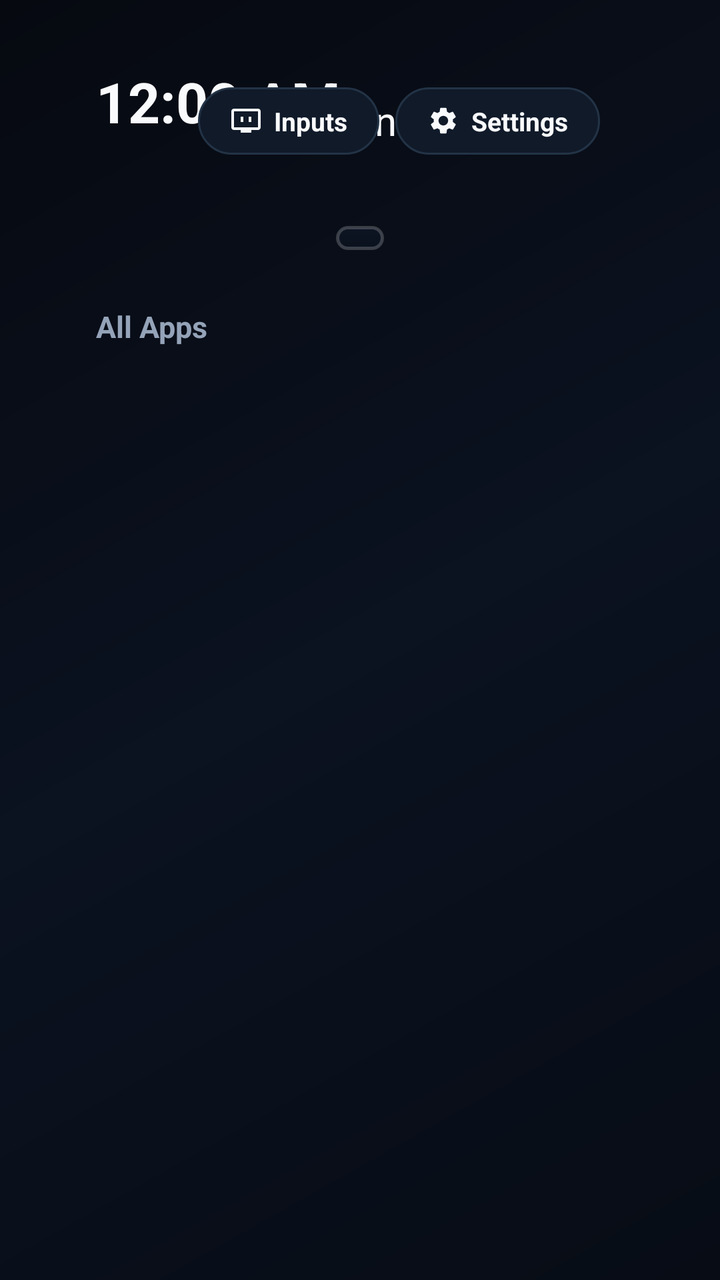
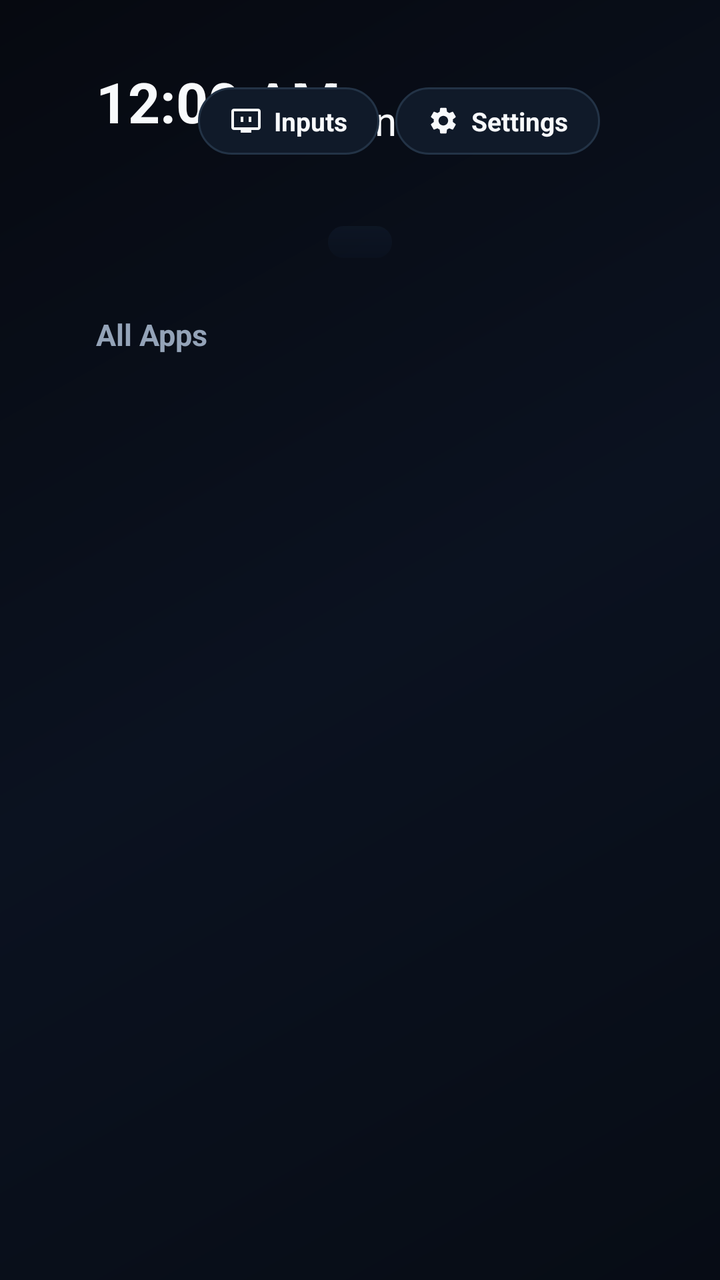

An Android layout rendered at two revisions. The XML below is the earlier revision; the diff shows what the commit changed to produce the second picture.
<!-- AndroidManifest.xml: application theme Theme.DLaunch -->
<!-- res/layout/activity_dlaunch.xml -->
<?xml version="1.0" encoding="utf-8"?>
<FrameLayout xmlns:android="http://schemas.android.com/apk/res/android"
    android:layout_width="match_parent"
    android:layout_height="match_parent">

    
    <ImageView
        android:id="@+id/wallpaper_view"
        android:layout_width="match_parent"
        android:layout_height="match_parent"
        android:scaleType="centerCrop"
        android:contentDescription="@null"
        android:visibility="gone" />

    
    <View
        android:id="@+id/wallpaper_dim_overlay"
        android:layout_width="match_parent"
        android:layout_height="match_parent"
        android:background="#73000000"
        android:visibility="gone" />

    <LinearLayout
        android:id="@+id/root_layout"
        android:layout_width="match_parent"
        android:layout_height="match_parent"
        android:orientation="vertical"
        android:background="@drawable/bg_screen"
        android:paddingLeft="48dp"
        android:paddingRight="48dp"
        android:paddingTop="32dp"
        android:paddingBottom="24dp"
        android:clipToPadding="false"
        android:clipChildren="false">

    
    <RelativeLayout
        android:id="@+id/header_bar"
        android:layout_width="match_parent"
        android:layout_height="wrap_content"
        android:clipChildren="false"
        android:clipToPadding="false"
        android:layout_marginBottom="24dp">

        
        <LinearLayout
            android:layout_width="wrap_content"
            android:layout_height="wrap_content"
            android:layout_alignParentStart="true"
            android:layout_centerVertical="true"
            android:orientation="vertical">

            <TextClock
                android:id="@+id/clock_view"
                android:layout_width="wrap_content"
                android:layout_height="wrap_content"
                android:format12Hour="h:mm a"
                android:format24Hour="HH:mm"
                android:textColor="@color/text_primary"
                android:textSize="28sp"
                android:textStyle="bold" />

            <TextView
                android:id="@+id/date_view"
                android:layout_width="wrap_content"
                android:layout_height="wrap_content"
                android:layout_marginTop="2dp"
                android:textColor="@color/text_secondary"
                android:textSize="13sp" />
        </LinearLayout>

        
        <LinearLayout
            android:layout_width="wrap_content"
            android:layout_height="wrap_content"
            android:layout_centerInParent="true"
            android:gravity="center"
            android:orientation="horizontal">

            <TextView
                android:id="@+id/brand_letter"
                android:layout_width="wrap_content"
                android:layout_height="wrap_content"
                android:text="D"
                android:textColor="@color/card_border_focused"
                android:textSize="22sp"
                android:textStyle="bold" />

            <TextView
                android:layout_width="wrap_content"
                android:layout_height="wrap_content"
                android:text="Launch"
                android:textColor="@color/text_primary"
                android:textSize="20sp"
                android:textStyle="normal" />
        </LinearLayout>

        
        <LinearLayout
            android:id="@+id/header_buttons_container"
            android:layout_width="wrap_content"
            android:layout_height="wrap_content"
            android:layout_alignParentEnd="true"
            android:layout_centerVertical="true"
            android:orientation="horizontal"
            android:clipChildren="false"
            android:clipToPadding="false"
            android:paddingStart="8dp"
            android:paddingTop="6dp"
            android:paddingEnd="8dp"
            android:paddingBottom="6dp">

            
            <LinearLayout
                android:id="@+id/btn_inputs"
                android:layout_width="wrap_content"
                android:layout_height="wrap_content"
                android:layout_margin="4dp"
                android:background="@drawable/bg_pill_selector"
                android:clickable="true"
                android:focusable="true"
                android:gravity="center"
                android:orientation="horizontal"
                android:clipChildren="false"
                android:clipToPadding="false"
                android:paddingStart="16dp"
                android:paddingTop="8dp"
                android:paddingEnd="16dp"
                android:paddingBottom="8dp">

                <ImageView
                    android:layout_width="16dp"
                    android:layout_height="16dp"
                    android:layout_marginEnd="6dp"
                    android:src="@drawable/ic_inputs" />

                <TextView
                    android:layout_width="wrap_content"
                    android:layout_height="wrap_content"
                    android:text="@string/btn_inputs"
                    android:textColor="@color/text_primary"
                    android:textSize="13sp"
                    android:textStyle="bold" />
            </LinearLayout>

            
            <LinearLayout
                android:id="@+id/btn_settings"
                android:layout_width="wrap_content"
                android:layout_height="wrap_content"
                android:layout_margin="4dp"
                android:background="@drawable/bg_pill_selector"
                android:clickable="true"
                android:focusable="true"
                android:gravity="center"
                android:orientation="horizontal"
                android:clipChildren="false"
                android:clipToPadding="false"
                android:paddingStart="16dp"
                android:paddingTop="8dp"
                android:paddingEnd="16dp"
                android:paddingBottom="8dp">

                <ImageView
                    android:layout_width="16dp"
                    android:layout_height="16dp"
                    android:layout_marginEnd="6dp"
                    android:src="@drawable/ic_settings" />

                <TextView
                    android:layout_width="wrap_content"
                    android:layout_height="wrap_content"
                    android:text="@string/btn_settings"
                    android:textColor="@color/text_primary"
                    android:textSize="13sp"
                    android:textStyle="bold" />
            </LinearLayout>
        </LinearLayout>
    </RelativeLayout>

    
    <ScrollView
        android:id="@+id/main_scroll"
        android:layout_width="match_parent"
        android:layout_height="match_parent"
        android:fillViewport="true"
        android:scrollbars="none"
        android:clipChildren="false"
        android:clipToPadding="false">

        <LinearLayout
            android:layout_width="match_parent"
            android:layout_height="wrap_content"
            android:orientation="vertical"
            android:clipChildren="false"
            android:clipToPadding="false">

            
            <LinearLayout
                android:id="@+id/section_favorites_container"
                android:layout_width="match_parent"
                android:layout_height="wrap_content"
                android:layout_marginBottom="28dp"
                android:gravity="center_horizontal"
                android:orientation="vertical"
                android:clipChildren="false"
                android:clipToPadding="false">

                
                <HorizontalScrollView
                    android:id="@+id/favorites_scroll"
                    android:layout_width="wrap_content"
                    android:layout_height="wrap_content"
                    android:layout_gravity="center_horizontal"
                    android:background="@drawable/bg_dock_capsule"
                    android:paddingStart="12dp"
                    android:paddingTop="6dp"
                    android:paddingEnd="12dp"
                    android:paddingBottom="6dp"
                    android:scrollbars="none"
                    android:clipChildren="false"
                    android:clipToPadding="false">

                    <LinearLayout
                        android:id="@+id/favorites_row"
                        android:layout_width="wrap_content"
                        android:layout_height="wrap_content"
                        android:gravity="center_vertical"
                        android:orientation="horizontal"
                        android:clipChildren="false"
                        android:clipToPadding="false" />
                </HorizontalScrollView>
            </LinearLayout>

            
            <LinearLayout
                android:id="@+id/section_all_apps_container"
                android:layout_width="match_parent"
                android:layout_height="wrap_content"
                android:orientation="vertical"
                android:clipChildren="false"
                android:clipToPadding="false">

                <TextView
                    android:id="@+id/label_all_apps"
                    android:layout_width="wrap_content"
                    android:layout_height="wrap_content"
                    android:layout_marginBottom="12dp"
                    android:text="@string/section_all_apps"
                    android:textColor="@color/text_secondary"
                    android:textSize="15sp"
                    android:textStyle="bold" />

                
                <LinearLayout
                    android:id="@+id/all_apps_grid_container"
                    android:layout_width="match_parent"
                    android:layout_height="wrap_content"
                    android:orientation="vertical"
                    android:clipChildren="false"
                    android:clipToPadding="false" />

                
                <TextView
                    android:id="@+id/tv_empty"
                    android:layout_width="match_parent"
                    android:layout_height="wrap_content"
                    android:layout_marginTop="40dp"
                    android:gravity="center"
                    android:text="@string/msg_no_apps"
                    android:textColor="@color/text_secondary"
                    android:textSize="16sp"
                    android:visibility="gone" />
            </LinearLayout>

            
            <View
                android:layout_width="match_parent"
                android:layout_height="48dp" />

        </LinearLayout>
    </ScrollView>

</LinearLayout>

    
    <RelativeLayout
        android:id="@+id/screensaver_layout"
        android:layout_width="match_parent"
        android:layout_height="match_parent"
        android:background="#4D000000"
        android:clickable="true"
        android:focusable="true"
        android:visibility="gone"
        android:alpha="0">

        
        <LinearLayout
            android:id="@+id/screensaver_content"
            android:layout_width="wrap_content"
            android:layout_height="wrap_content"
            android:layout_centerInParent="true"
            android:gravity="center"
            android:orientation="vertical">

            <TextClock
                android:id="@+id/screensaver_clock"
                android:layout_width="wrap_content"
                android:layout_height="wrap_content"
                android:format12Hour="h:mm a"
                android:format24Hour="HH:mm"
                android:textColor="@color/text_primary"
                android:textSize="76sp"
                android:fontFamily="sans-serif-thin"
                android:shadowColor="#8000E5FF"
                android:shadowDx="0"
                android:shadowDy="0"
                android:shadowRadius="28" />

            <TextView
                android:id="@+id/screensaver_date"
                android:layout_width="wrap_content"
                android:layout_height="wrap_content"
                android:layout_marginTop="8dp"
                android:textColor="@color/text_secondary"
                android:textSize="20sp"
                android:letterSpacing="0.05" />

            <TextView
                android:id="@+id/screensaver_subtitle"
                android:layout_width="wrap_content"
                android:layout_height="wrap_content"
                android:layout_marginTop="16dp"
                android:text="Calm Ambient Mode"
                android:textColor="@color/text_accent"
                android:textSize="13sp"
                android:letterSpacing="0.1" />
        </LinearLayout>

        
        <TextView
            android:id="@+id/screensaver_hint"
            android:layout_width="wrap_content"
            android:layout_height="wrap_content"
            android:layout_alignParentBottom="true"
            android:layout_centerHorizontal="true"
            android:layout_marginBottom="36dp"
            android:text="Press any remote button to wake"
            android:textColor="#5594A3B8"
            android:textSize="12sp"
            android:letterSpacing="0.08" />

    </RelativeLayout>

</FrameLayout>
<!-- resources referenced by this layout -->
<resources>
  <color name="card_border_focused">#00E5FF</color>
  <color name="text_accent">#00E5FF</color>
  <color name="text_primary">#F8FAFC</color>
  <color name="text_secondary">#94A3B8</color>
  <!-- drawable bg_dock_capsule (drawable) -->
  <?xml version="1.0" encoding="utf-8"?>
  <shape xmlns:android="http://schemas.android.com/apk/res/android"
      android:shape="rectangle">
      <corners android:radius="44dp" />
      <gradient
          android:type="linear"
          android:angle="270"
          android:startColor="#4D132238"
          android:endColor="#590C1626" />
      <stroke
          android:width="1.5dp"
          android:color="#33FFFFFF" />
  </shape>
  <!-- drawable bg_pill_selector (drawable) -->
  <?xml version="1.0" encoding="utf-8"?>
  <selector xmlns:android="http://schemas.android.com/apk/res/android">
      <item android:state_focused="true" android:drawable="@drawable/bg_pill_focused" />
      <item android:state_pressed="true" android:drawable="@drawable/bg_pill_focused" />
      <item android:drawable="@drawable/bg_pill_normal" />
  </selector>
  <!-- drawable bg_screen (drawable) -->
  <?xml version="1.0" encoding="utf-8"?>
  <shape xmlns:android="http://schemas.android.com/apk/res/android"
      android:shape="rectangle">
      <gradient
          android:type="linear"
          android:angle="315"
          android:startColor="#060910"
          android:centerColor="#0B1220"
          android:endColor="#070C15" />
  </shape>
  <!-- drawable ic_inputs (drawable) -->
  <vector xmlns:android="http://schemas.android.com/apk/res/android"
      android:width="24dp"
      android:height="24dp"
      android:viewportWidth="24"
      android:viewportHeight="24">
      <path
          android:fillColor="#F8FAFC"
          android:pathData="M21,3H3C1.9,3 1,3.9 1,5v12c0,1.1 0.9,2 2,2h5v2h8v-2h5c1.1,0 1.99,-0.9 1.99,-2L23,5c0,-1.1 -0.9,-2 -2,-2zM21,17H3V5h18v12zM8,9h2v4H8zM14,9h2v4h-2z" />
  </vector>
  <string name="btn_inputs">Inputs</string>
  <string name="btn_settings">Settings</string>
  <string name="msg_no_apps">No applications detected.</string>
  <string name="section_all_apps">All Apps</string>
  <style name="Theme.DLaunch" parent="@android:style/Theme.NoTitleBar.Fullscreen">
          <item name="android:windowBackground">@drawable/bg_screen</item>
          <item name="android:windowNoTitle">true</item>
          <item name="android:windowFullscreen">true</item>
          <item name="android:windowContentOverlay">@null</item>
          <item name="android:colorBackground">@color/bg_dark</item>
          <item name="android:textColorPrimary">@color/text_primary</item>
      </style>
  <!-- drawable bg_pill_focused (drawable) -->
  <?xml version="1.0" encoding="utf-8"?>
  <shape xmlns:android="http://schemas.android.com/apk/res/android"
      android:shape="rectangle">
      <corners android:radius="24dp" />
      <solid android:color="@color/pill_bg_focused" />
      <stroke
          android:width="2dp"
          android:color="#FFFFFF" />
  </shape>
  <!-- drawable bg_pill_normal (drawable) -->
  <?xml version="1.0" encoding="utf-8"?>
  <shape xmlns:android="http://schemas.android.com/apk/res/android"
      android:shape="rectangle">
      <corners android:radius="24dp" />
      <solid android:color="@color/pill_bg_normal" />
      <stroke
          android:width="1dp"
          android:color="@color/pill_border_normal" />
  </shape>
  <color name="bg_dark">#080C14</color>
  <color name="pill_bg_focused">#00E5FF</color>
  <color name="pill_bg_normal">#101A29</color>
  <color name="pill_border_normal">#233346</color>
  <!-- unchanged entries left out for length: 1 -->
</resources>

<!-- the commit's change to res/layout/activity_dlaunch.xml (unified diff, before → after) -->
@@ -213,10 +213,10 @@
                     android:layout_height="wrap_content"
                     android:layout_gravity="center_horizontal"
                     android:background="@drawable/bg_dock_capsule"
-                    android:paddingStart="12dp"
-                    android:paddingTop="6dp"
-                    android:paddingEnd="12dp"
-                    android:paddingBottom="6dp"
+                    android:paddingStart="16dp"
+                    android:paddingTop="8dp"
+                    android:paddingEnd="16dp"
+                    android:paddingBottom="8dp"
                     android:scrollbars="none"
                     android:clipChildren="false"
                     android:clipToPadding="false">
<!-- resource entries referenced after the edit -->
@@ -8,15 +8,12 @@
   <?xml version="1.0" encoding="utf-8"?>
   <shape xmlns:android="http://schemas.android.com/apk/res/android"
       android:shape="rectangle">
-      <corners android:radius="44dp" />
+      <corners android:radius="60dp" />
       <gradient
           android:type="linear"
           android:angle="270"
-          android:startColor="#4D132238"
-          android:endColor="#590C1626" />
-      <stroke
-          android:width="1.5dp"
-          android:color="#33FFFFFF" />
+          android:startColor="#59142238"
+          android:endColor="#660A1424" />
   </shape>
   <!-- drawable bg_pill_selector (drawable) -->
   <?xml version="1.0" encoding="utf-8"?>
